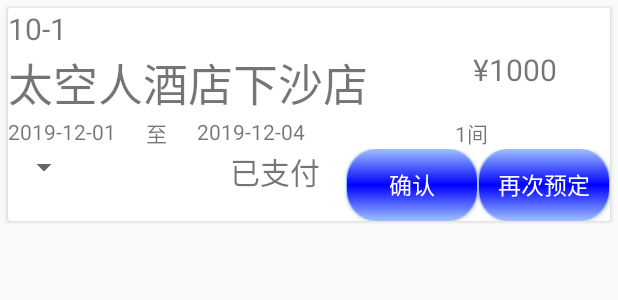
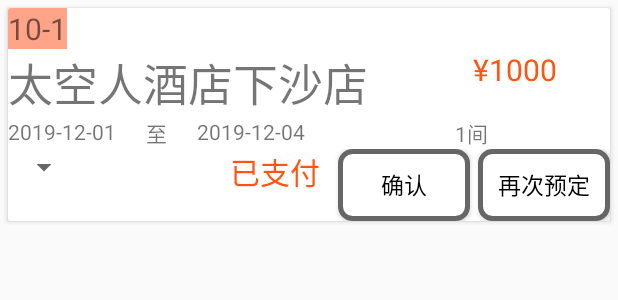
Before and after one commit to sn0wjin19/SpacemanHotel, an Android app: the layout room_state_item.xml on its own in the app's theme, with its tools: preview values and no code run, on a phone screen of 412 x 824 dp. Shown: the top 300 px of the screen. Run offline under Robolectric (Android 15) with nearby library versions, the phone set to English and light mode, and no system bars.

Commit message:
Merge branch 'master' of github.com:dc514lrain/SpacemanHotel
# Conflicts:
#	app/src/main/AndroidManifest.xml

```diff
--- a/app/src/main/AndroidManifest.xml
+++ b/app/src/main/AndroidManifest.xml
@@ -11,7 +11,10 @@
         android:roundIcon="@mipmap/ic_launcher_round"
         android:supportsRtl="true"
         android:theme="@style/AppTheme">
-        <activity android:name=".LoginNext" android:label="XX登录"></activity>
+        <activity android:name=".order_item"></activity>
+        <activity
+            android:name=".LoginNext"
+            android:label="XX登录" />
         <activity
             android:name=".Password"
             android:label="设置密码" />
--- a/app/src/main/res/drawable/button_common_1.xml
+++ b/app/src/main/res/drawable/button_common_1.xml
@@ -1,23 +1,33 @@
-<?xml version="1.0" encoding="UTF-8"?>
-<layer-list xmlns:android="http://schemas.android.com/apk/res/android">
-    <!-- 连框颜色值 --><item>
-    <shape>
-        <solid android:color="#99BBFF" />
-        <corners android:radius="20dp" />
+<?xml version="1.0" encoding="utf-8"?>
+<selector xmlns:android="http://schemas.android.com/apk/res/android">
 
-    </shape>
-</item>
-    <!-- 主体背景颜色值 -->
-    <item android:bottom="1dp" android:right="1dp" android:top="1dp" android:left="1dp">
-        <shape>
-            <gradient android:startColor="#99BBFF" android:centerColor="#0000FF"
-                android:endColor="#99BBFF" android:type="linear" android:angle="90"
-                android:centerX="0.5" android:centerY="0.5" />
-
-            <padding android:left="2dp" android:top="2dp" android:right="2dp"
-                android:bottom="2dp" />
-            <!-- 应该是圆角 -->
-            <corners android:radius="20dp" />
+    <item android:state_pressed="false">
+        <shape android:shape="rectangle" >
+            <solid android:color="#ff58bb52" />
+            <!--设置渐变色 angle=0 从左到右渲染，angle=90从上到下渲染，angle=180 从右到左渲染，-->
+            <gradient
+                android:angle="0"
+                android:startColor="#ffff"
+                android:endColor="#ffff" />
+            <!--设置角的弧度-->
+            <corners android:radius="8dp" />
+            <!--设置边框以及弧度-->
+            <stroke
+                android:width="3dp"
+                android:color="#666666" />
         </shape>
     </item>
-</layer-list>
+
+    <item  android:state_pressed="true">
+        <shape>
+            <!--点击之后的颜色-->
+            <solid android:color="#fff000"/>
+            <!--设置角的弧度-->
+            <corners android:radius="8dp"/>
+            <!--点击之后的边框-->
+            <stroke
+                android:width="3dp"
+                android:color="#000000"/>
+        </shape>
+    </item>
+</selector>
--- a/app/src/main/res/layout/room_state_item.xml
+++ b/app/src/main/res/layout/room_state_item.xml
@@ -10,7 +10,8 @@
         android:id="@+id/order_main"
         android:layout_width="match_parent"
         android:layout_height="wrap_content"
-        android:background="#ffff">
+        android:background="#ffff"
+        >
 
         <TextView
             android:id="@+id/order_date"
@@ -18,6 +19,7 @@
             android:layout_height="wrap_content"
             android:text="10-1"
             android:textSize="20dp"
+            android:background="#FFA488"
             />
 
         <RelativeLayout
@@ -40,7 +42,8 @@
              android:layout_toRightOf="@id/hotel_name"
              android:layout_marginLeft="70dp"
              android:text="¥1000"
-             android:textSize="20dp"/>
+             android:textSize="20dp"
+             android:textColor="#FF5511"/>
           <RelativeLayout
               android:id="@+id/datebetween"
               android:layout_width="wrap_content"
@@ -97,16 +100,18 @@
                 android:layout_marginLeft="100dp"
                 android:layout_toRightOf="@id/morechoose"
                 android:text="已支付"
-                android:textSize="20dp"/>
+                android:textSize="20dp"
+                android:textColor="#FF5511"/>
             <Button
                 android:id="@+id/checkbutton"
                 android:layout_toLeftOf="@id/regetbutton"
+                android:layout_marginRight="5dp"
                 android:layout_width="wrap_content"
                 android:layout_height="wrap_content"
                 android:background="@drawable/button_common_1"
                 android:text="确认"
                 android:textSize="15dp"
-                android:textColor="#ffff"/>
+                android:textColor="#000000"/>
             <Button
                 android:id="@+id/regetbutton"
                 android:layout_alignParentRight="true"
@@ -115,7 +120,7 @@
                 android:background="@drawable/button_common_1"
                 android:text="再次预定"
                 android:textSize="15dp"
-                android:textColor="#ffff"/>
+                android:textColor="#000000"/>
 
 
         </RelativeLayout>
--- a/app/src/main/res/values/styles.xml
+++ b/app/src/main/res/values/styles.xml
@@ -3,9 +3,9 @@
     <!-- Base application theme. -->
     <style name="AppTheme" parent="Theme.AppCompat.Light.NoActionBar">
         <!-- Customize your theme here. -->
-        <item name="colorPrimary">@color/colorPrimary</item>
+        <item name="colorPrimary">#EE5C42</item>
         <item name="colorPrimaryDark">@color/colorPrimaryDark</item>
-        <item name="colorAccent">@color/colorAccent</item>
+        <item name="colorAccent">#3370</item>
     </style>
 
 </resources>
```
Also changed, not shown: app/src/main/java/com/example/spacemanhotel/order_item.java (added, +37 -0 lines), app/src/main/java/com/example/spacemanhotel/order_state.java (deleted, +0 -16 lines), app/src/main/res/layout/activity_order_item.xml (added, +9 -0 lines), app/src/main/res/layout/room_state.xml (+32 -3 lines), app/src/main/res/layout/wallet_main.xml (+15 -22 lines).
